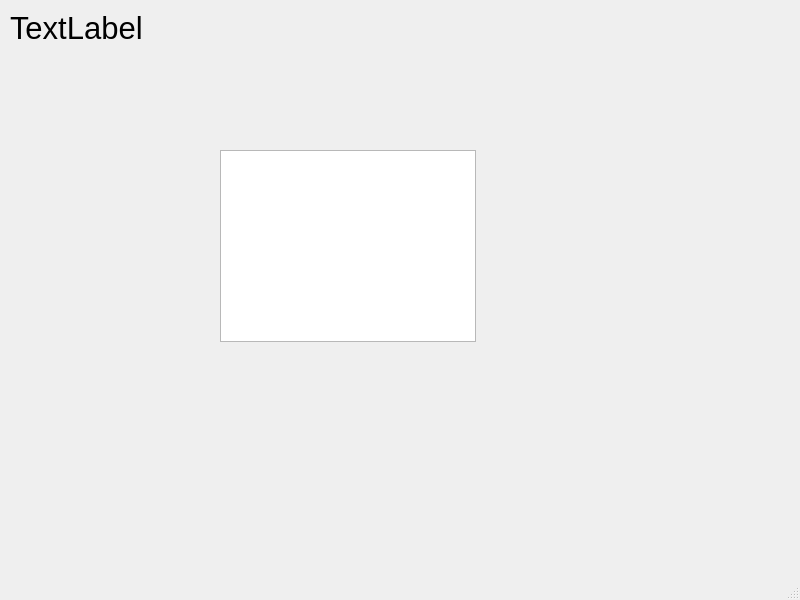
Above: V2.4/accueilutilisateur.ui from emiliagoeurymayo/ShareCount before the change. Below: the same form after it.
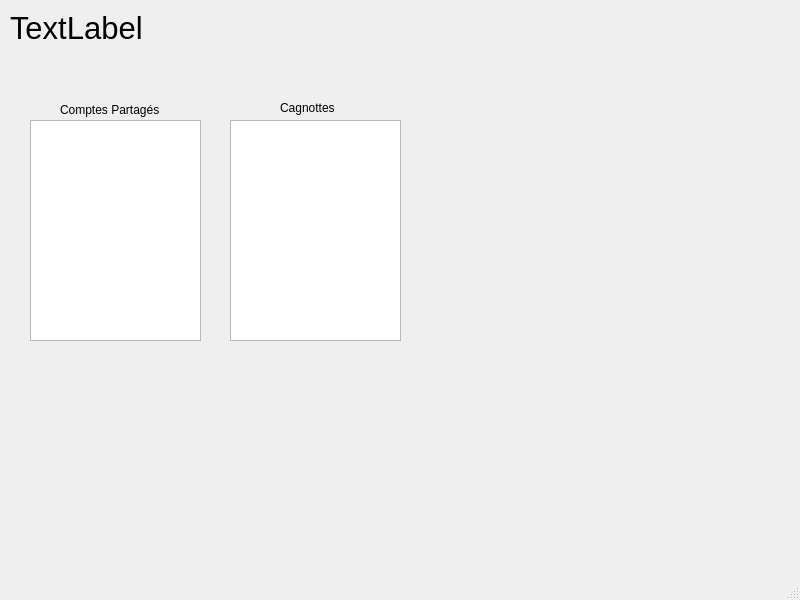
That is the form after the change.

Commit message: affichage cagnotte ok

Diff of the .ui file:
```diff
--- a/V2.4/accueilutilisateur.ui
+++ b/V2.4/accueilutilisateur.ui
@@ -19,8 +19,8 @@
      <rect>
       <x>10</x>
       <y>10</y>
-      <width>471</width>
-      <height>81</height>
+      <width>621</width>
+      <height>61</height>
      </rect>
     </property>
     <property name="font">
@@ -38,13 +38,49 @@
    <widget class="QListView" name="listCompte">
     <property name="geometry">
      <rect>
-      <x>220</x>
-      <y>150</y>
-      <width>256</width>
-      <height>192</height>
+      <x>30</x>
+      <y>120</y>
+      <width>171</width>
+      <height>221</height>
      </rect>
     </property>
    </widget>
+   <widget class="QLabel" name="cmp">
+    <property name="geometry">
+     <rect>
+      <x>60</x>
+      <y>100</y>
+      <width>111</width>
+      <height>20</height>
+     </rect>
+    </property>
+    <property name="text">
+     <string>Comptes Partagés</string>
+    </property>
+   </widget>
+   <widget class="QListView" name="listCagnotte">
+    <property name="geometry">
+     <rect>
+      <x>230</x>
+      <y>120</y>
+      <width>171</width>
+      <height>221</height>
+     </rect>
+    </property>
+   </widget>
+   <widget class="QLabel" name="cag">
+    <property name="geometry">
+     <rect>
+      <x>280</x>
+      <y>100</y>
+      <width>71</width>
+      <height>16</height>
+     </rect>
+    </property>
+    <property name="text">
+     <string>Cagnottes</string>
+    </property>
+   </widget>
   </widget>
   <widget class="QMenuBar" name="menubar">
    <property name="geometry">
```
Left out of the diff: 2 changed lines with no effect on the pictures. The commit also changes 8 other files.
